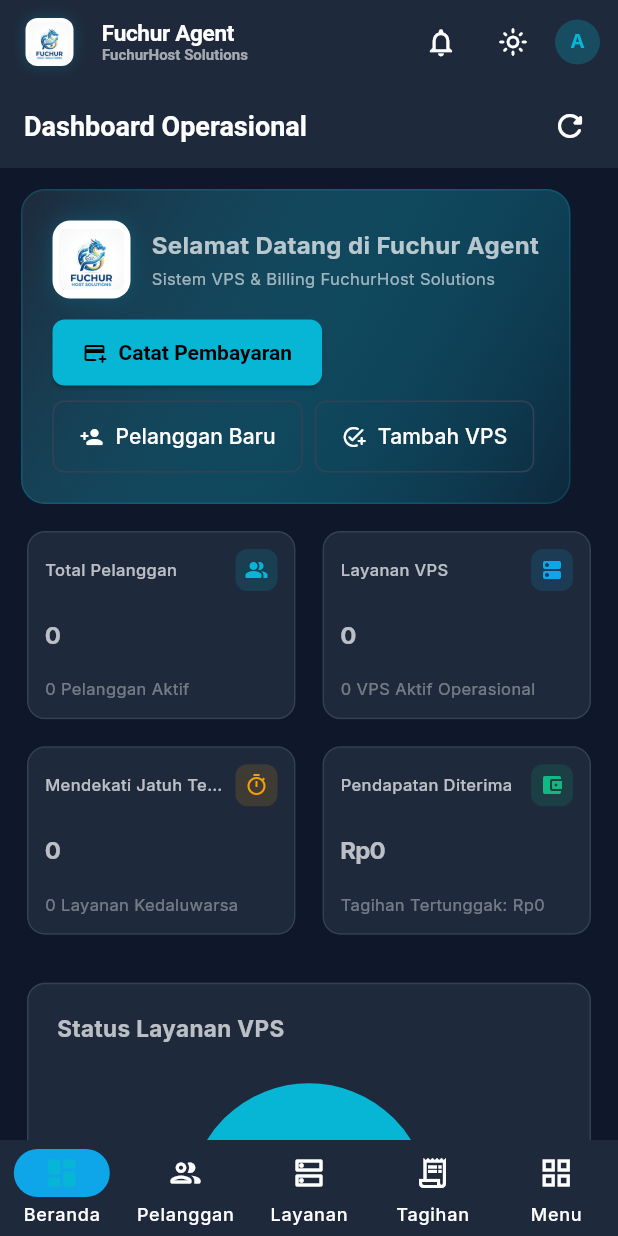
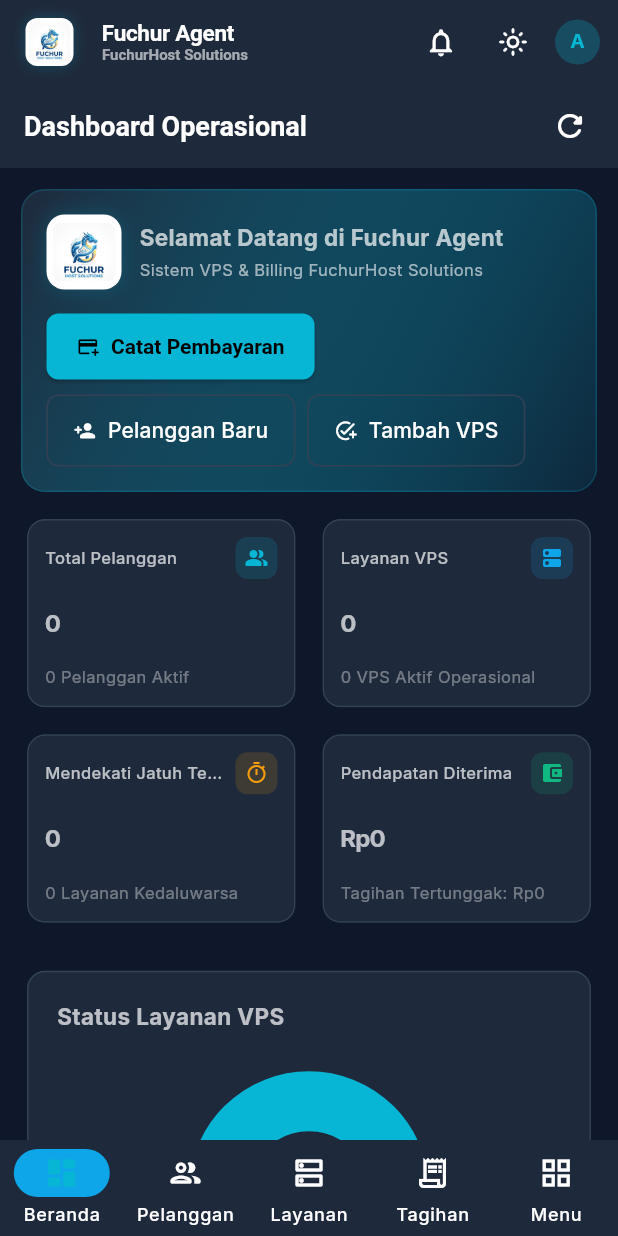
Before and after one commit to Ballon14/fuchuragent, a Flutter app: the DashboardScreen screen opened by its route, on a phone screen of 412 x 824 dp. Run offline on Flutter 3.47's test engine with Material 3 defaults, Android fonts, the phone set to English and light mode, and no system bars; drawn by our look-alikes of fl_chart; our stand-ins replace cloud_firestore, cloud_functions, csv, firebase_auth, firebase_core, flutter_riverpod and 2 more; accounts and stored records are empty.

Commit message:
fix(dashboard): make welcome banner full width and symmetrical with balanced responsive margins

```diff
--- a/lib/features/dashboard/views/dashboard_screen.dart
+++ b/lib/features/dashboard/views/dashboard_screen.dart
@@ -181,9 +181,11 @@ class DashboardScreen extends ConsumerWidget {
 
   Widget _buildQuickActionBanner(BuildContext context) {
     final isDark = Theme.of(context).brightness == Brightness.dark;
+    final isDesktop = MediaQuery.of(context).size.width >= 900;
 
     return Container(
-      padding: const EdgeInsets.all(20),
+      width: double.infinity,
+      padding: EdgeInsets.all(isDesktop ? 20 : 16),
       decoration: BoxDecoration(
         gradient: LinearGradient(
           colors: isDark
@@ -212,14 +214,16 @@ class DashboardScreen extends ConsumerWidget {
                 ),
               ],
       ),
-      child: Wrap(
-        spacing: 12,
-        runSpacing: 12,
-        alignment: WrapAlignment.spaceBetween,
-        crossAxisAlignment: WrapCrossAlignment.center,
+      child: LayoutBuilder(
+        builder: (context, constraints) {
+          final isWide = constraints.maxWidth >= 720;
+          if (isWide) {
+            return Row(
+              mainAxisAlignment: MainAxisAlignment.spaceBetween,
+              crossAxisAlignment: CrossAxisAlignment.center,
               children: [
-          Row(
-            mainAxisSize: MainAxisSize.min,
+                Expanded(
+                  child: Row(
                     children: [
                       Container(
                         padding: const EdgeInsets.all(4),
@@ -239,7 +243,8 @@ class DashboardScreen extends ConsumerWidget {
                         ),
                       ),
                       const SizedBox(width: 14),
-              Column(
+                      Expanded(
+                        child: Column(
                           crossAxisAlignment: CrossAxisAlignment.start,
                           children: [
                             const Text(
@@ -256,11 +261,15 @@ class DashboardScreen extends ConsumerWidget {
                             ),
                           ],
                         ),
+                      ),
                     ],
                   ),
+                ),
+                const SizedBox(width: 16),
                 Wrap(
                   spacing: 8,
                   runSpacing: 8,
+                  alignment: WrapAlignment.end,
                   children: [
                     ElevatedButton.icon(
                       icon: const Icon(Icons.add_card_rounded, size: 16),
@@ -280,6 +289,79 @@ class DashboardScreen extends ConsumerWidget {
                   ],
                 ),
               ],
+            );
+          }
+
+          // Tampilan Mobile / Layar Sempit (< 720px)
+          return Column(
+            crossAxisAlignment: CrossAxisAlignment.stretch,
+            children: [
+              Row(
+                children: [
+                  Container(
+                    padding: const EdgeInsets.all(4),
+                    decoration: BoxDecoration(
+                      color: Colors.white,
+                      borderRadius: BorderRadius.circular(12),
+                      boxShadow: [
+                        BoxShadow(
+                          color: (isDark ? AppColors.cyan : const Color(0xFF0284C7)).withValues(alpha: 0.2),
+                          blurRadius: 10,
+                        ),
+                      ],
+                    ),
+                    child: ClipRRect(
+                      borderRadius: BorderRadius.circular(8),
+                      child: Image.asset(AppConstants.logoAsset, width: 42, height: 42, fit: BoxFit.contain),
+                    ),
+                  ),
+                  const SizedBox(width: 12),
+                  Expanded(
+                    child: Column(
+                      crossAxisAlignment: CrossAxisAlignment.start,
+                      children: [
+                        const Text(
+                          'Selamat Datang di Fuchur Agent',
+                          style: TextStyle(fontSize: 15, fontWeight: FontWeight.bold),
+                        ),
+                        const SizedBox(height: 3),
+                        Text(
+                          'Sistem VPS & Billing FuchurHost Solutions',
+                          style: TextStyle(
+                            fontSize: 11,
+                            color: isDark ? Colors.white60 : const Color(0xFF64748B),
+                          ),
+                        ),
+                      ],
+                    ),
+                  ),
+                ],
+              ),
+              const SizedBox(height: 14),
+              Wrap(
+                spacing: 8,
+                runSpacing: 8,
+                children: [
+                  ElevatedButton.icon(
+                    icon: const Icon(Icons.add_card_rounded, size: 15),
+                    label: const Text('Catat Pembayaran'),
+                    onPressed: () => context.go('/payments'),
+                  ),
+                  OutlinedButton.icon(
+                    icon: const Icon(Icons.person_add_rounded, size: 15),
+                    label: const Text('Pelanggan Baru'),
+                    onPressed: () => context.go('/customers'),
+                  ),
+                  OutlinedButton.icon(
+                    icon: const Icon(Icons.add_task_rounded, size: 15),
+                    label: const Text('Tambah VPS'),
+                    onPressed: () => context.go('/services'),
+                  ),
+                ],
+              ),
+            ],
+          );
+        },
       ),
     );
   }
```
Lines whose indentation alone changed are shown as unchanged.
